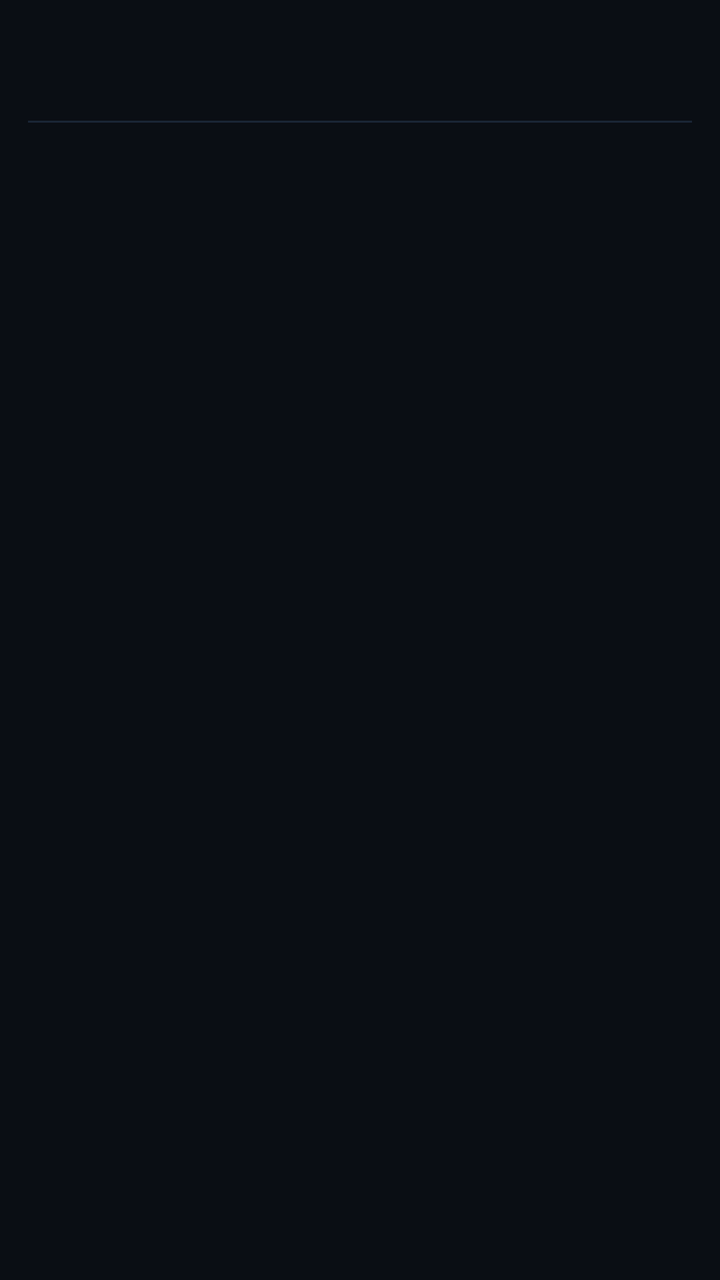
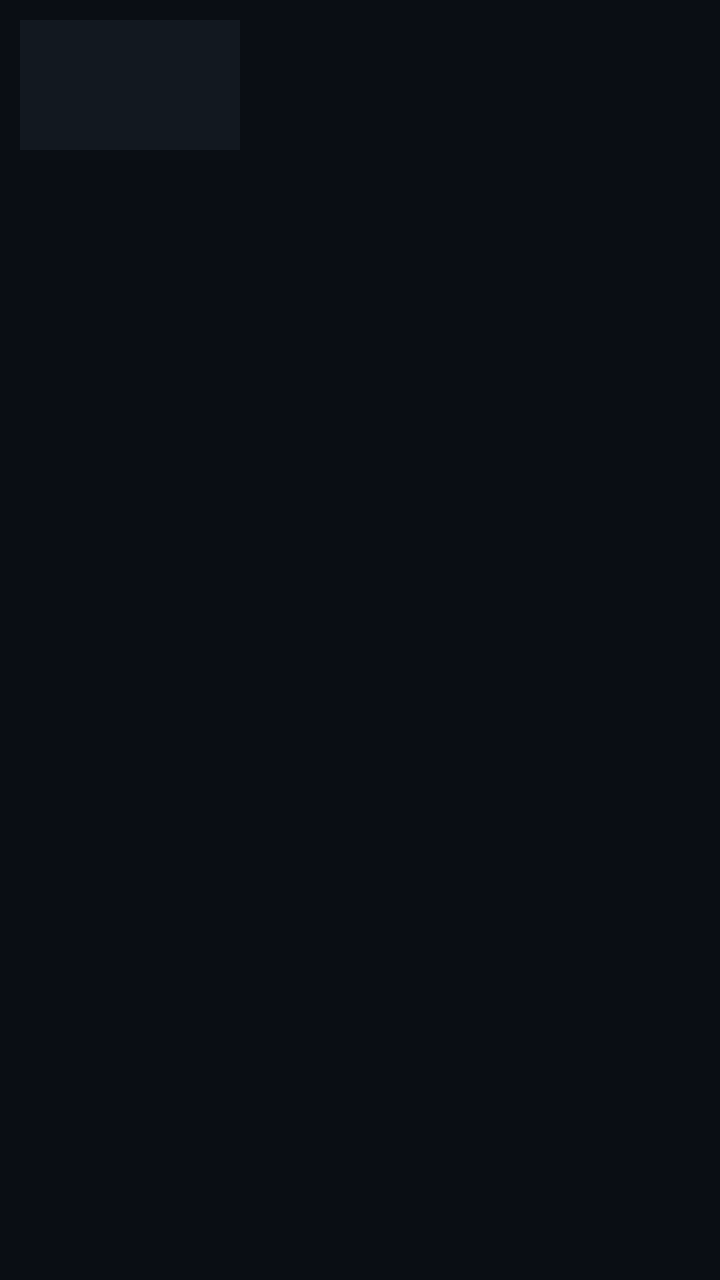

Before-and-after screenshots of an Android layout around one commit, followed by the original layout XML and the change that was made.
<!-- AndroidManifest.xml: application theme Theme.JOX3TV -->
<!-- res/layout/item_episode.xml -->
<?xml version="1.0" encoding="utf-8"?>
<LinearLayout xmlns:android="http://schemas.android.com/apk/res/android"
    android:layout_width="match_parent"
    android:layout_height="wrap_content"
    android:orientation="vertical"
    android:padding="14dp"
    android:background="?attr/selectableItemBackground">

    <TextView
        android:id="@+id/tv_title"
        android:layout_width="match_parent"
        android:layout_height="wrap_content"
        android:textSize="13sp"
        android:textStyle="bold"
        android:textColor="@color/text"/>

    <TextView
        android:id="@+id/tv_plot"
        android:layout_width="match_parent"
        android:layout_height="wrap_content"
        android:textSize="11sp"
        android:textColor="@color/muted2"
        android:layout_marginTop="4dp"
        android:maxLines="2"
        android:ellipsize="end"/>

    <View android:layout_width="match_parent" android:layout_height="1dp"
        android:background="@color/border" android:layout_marginTop="10dp"/>

</LinearLayout>
<!-- resources referenced by this layout -->
<resources>
  <color name="border">#1a2535</color>
  <color name="muted2">#7AB8CC</color>
  <color name="text">#E0F4FF</color>
  <style name="Theme.JOX3TV" parent="Theme.MaterialComponents.NoActionBar">
          <item name="colorPrimary">@color/accent</item>
          <item name="colorPrimaryDark">@color/bg</item>
          <item name="colorAccent">@color/accent2</item>
          <item name="android:windowBackground">@color/bg</item>
          <item name="android:statusBarColor">@color/bg</item>
          <item name="android:navigationBarColor">@color/bg</item>
          <item name="android:textColor">@color/text</item>
          <item name="android:fontFamily">sans-serif</item>
      </style>
  <color name="accent">#00D4FF</color>
  <color name="bg">#0a0e14</color>
  <color name="accent2">#00FF88</color>
</resources>

<!-- the commit's change to res/layout/item_episode.xml (unified diff, before → after) -->
@@ -2,29 +2,63 @@
 <LinearLayout xmlns:android="http://schemas.android.com/apk/res/android"
     android:layout_width="match_parent"
     android:layout_height="wrap_content"
-    android:orientation="vertical"
-    android:padding="14dp"
+    android:orientation="horizontal"
+    android:padding="10dp"
+    android:gravity="top"
     android:background="?attr/selectableItemBackground">
 
-    <TextView
-        android:id="@+id/tv_title"
-        android:layout_width="match_parent"
+    
+    <FrameLayout
+        android:layout_width="110dp"
+        android:layout_height="65dp"
+        android:layout_marginEnd="12dp">
+
+        <ImageView
+            android:id="@+id/iv_thumb"
+            android:layout_width="match_parent"
+            android:layout_height="match_parent"
+            android:scaleType="centerCrop"
+            android:background="@color/bg3"/>
+
+        <TextView
+            android:id="@+id/tv_thumb_ph"
+            android:layout_width="match_parent"
+            android:layout_height="match_parent"
+            android:gravity="center"
+            android:text="▶"
+            android:textSize="24sp"
+            android:textColor="@color/muted"
+            android:visibility="gone"/>
+
+    </FrameLayout>
+
+    
+    <LinearLayout
+        android:layout_width="0dp"
         android:layout_height="wrap_content"
-        android:textSize="13sp"
-        android:textStyle="bold"
-        android:textColor="@color/text"/>
+        android:layout_weight="1"
+        android:orientation="vertical">
 
-    <TextView
-        android:id="@+id/tv_plot"
-        android:layout_width="match_parent"
-        android:layout_height="wrap_content"
-        android:textSize="11sp"
-        android:textColor="@color/muted2"
-        android:layout_marginTop="4dp"
-        android:maxLines="2"
-        android:ellipsize="end"/>
+        <TextView
+            android:id="@+id/tv_title"
+            android:layout_width="match_parent"
+            android:layout_height="wrap_content"
+            android:textSize="13sp"
+            android:textStyle="bold"
+            android:textColor="@color/text"
+            android:maxLines="2"
+            android:ellipsize="end"/>
 
-    <View android:layout_width="match_parent" android:layout_height="1dp"
-        android:background="@color/border" android:layout_marginTop="10dp"/>
+        <TextView
+            android:id="@+id/tv_plot"
+            android:layout_width="match_parent"
+            android:layout_height="wrap_content"
+            android:textSize="11sp"
+            android:textColor="@color/muted2"
+            android:layout_marginTop="4dp"
+            android:maxLines="2"
+            android:ellipsize="end"/>
+
+    </LinearLayout>
 
 </LinearLayout>
<!-- resource entries referenced after the edit -->
@@ -1,6 +1,7 @@
 <!-- resources referenced by this layout -->
 <resources>
-  <color name="border">#1a2535</color>
+  <color name="bg3">#121820</color>
+  <color name="muted">#4A7A8A</color>
   <color name="muted2">#7AB8CC</color>
   <color name="text">#E0F4FF</color>
   <style name="Theme.JOX3TV" parent="Theme.MaterialComponents.NoActionBar">
